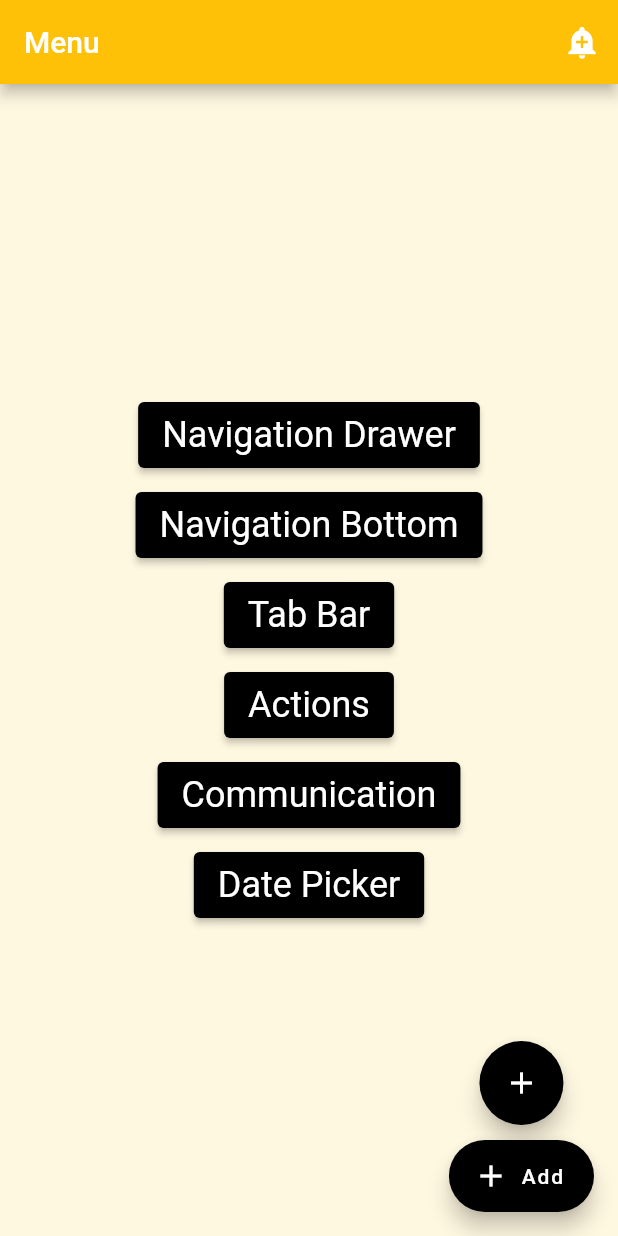
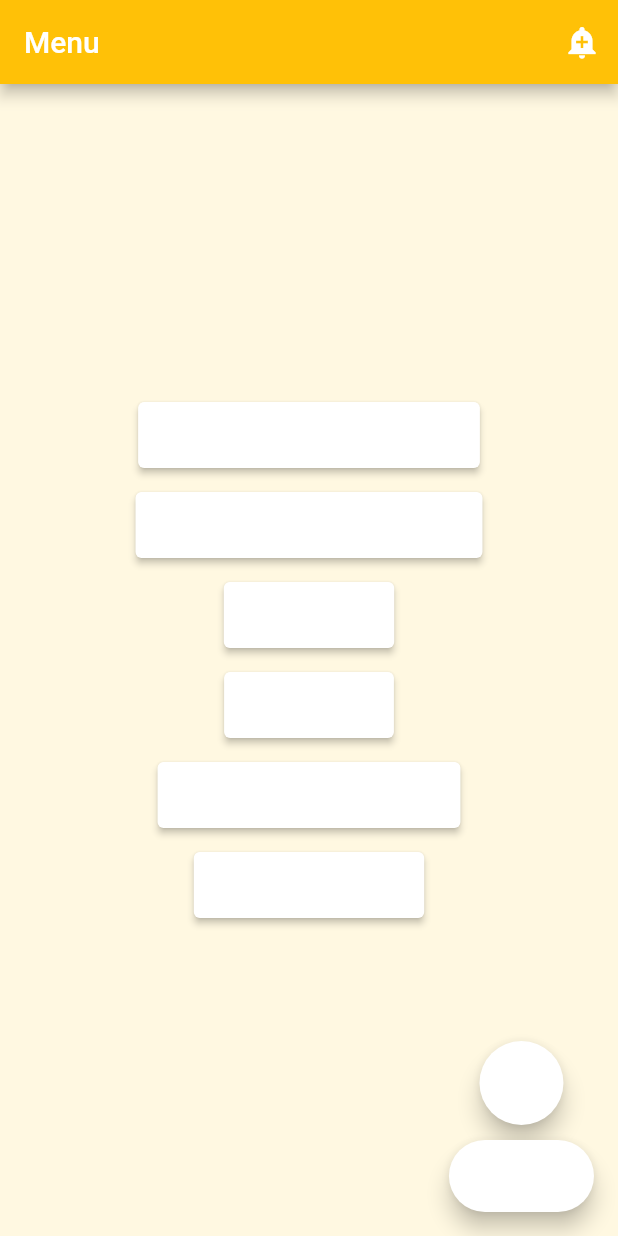
Before and after one commit to Moon-light2602/layouts_flutter, a Flutter app: the screen it shows after launch, on a phone screen of 412 x 824 dp. Run offline on Flutter 3.47's test engine with Material 2 defaults, Android fonts, the phone set to English and light mode, and no system bars.

Commit message:
edit color in menu

```diff
--- a/lib/screens/menu.dart
+++ b/lib/screens/menu.dart
@@ -19,7 +19,7 @@ class _MainState extends State<Main>{
   Widget build(BuildContext context) {
     final TextStyle headlineSmall = Theme.of(context).textTheme.headlineSmall!;
     final ButtonStyle buttonStyle = ElevatedButton.styleFrom(
-      backgroundColor: Colors.black,
+      backgroundColor: Colors.white,
       visualDensity: VisualDensity.comfortable,
       padding: const EdgeInsets.symmetric(vertical: 12, horizontal: 16),
       textStyle: headlineSmall,
@@ -112,7 +112,7 @@ class _MainState extends State<Main>{
             mainAxisAlignment: MainAxisAlignment.end,
             children: [
               FloatingActionButton(
-                backgroundColor: Colors.black,
+                backgroundColor: Colors.white,
                 onPressed: null,
                 child: Icon(Icons.add),
 
@@ -121,7 +121,7 @@ class _MainState extends State<Main>{
 
               FloatingActionButton.extended(
                 onPressed: null,
-                backgroundColor: Colors.black,
+                backgroundColor: Colors.white,
                 label: Text('Add'),
                 icon: Icon(Icons.add),
               ),
```
Also changed, not shown: pubspec.lock.
